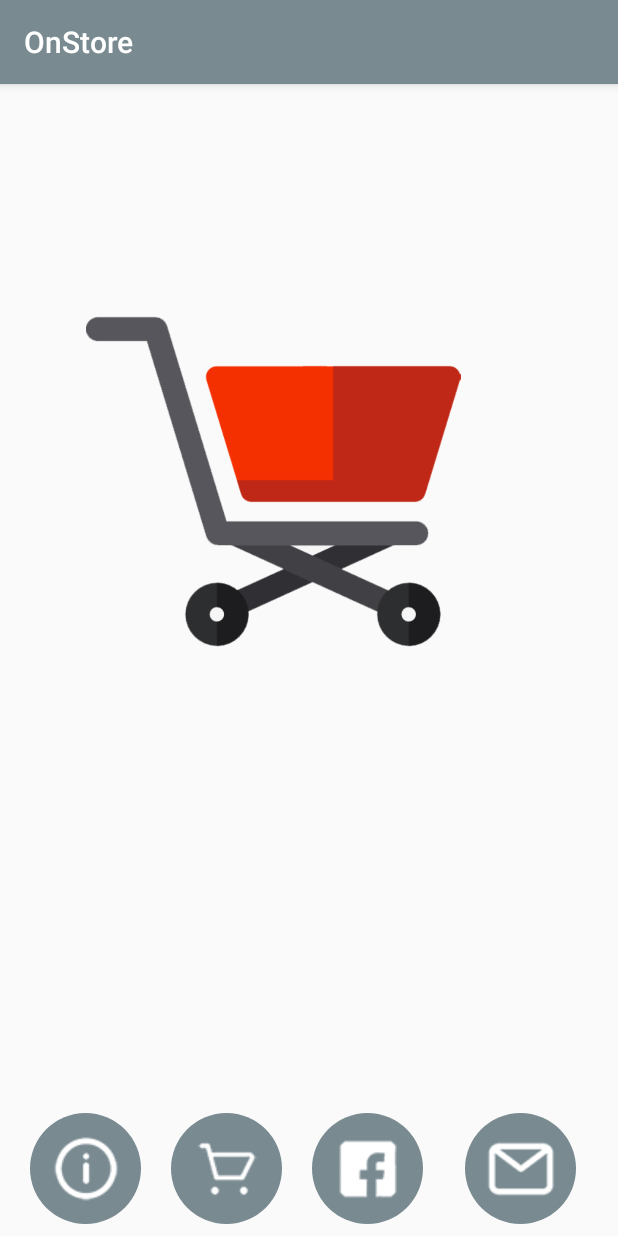
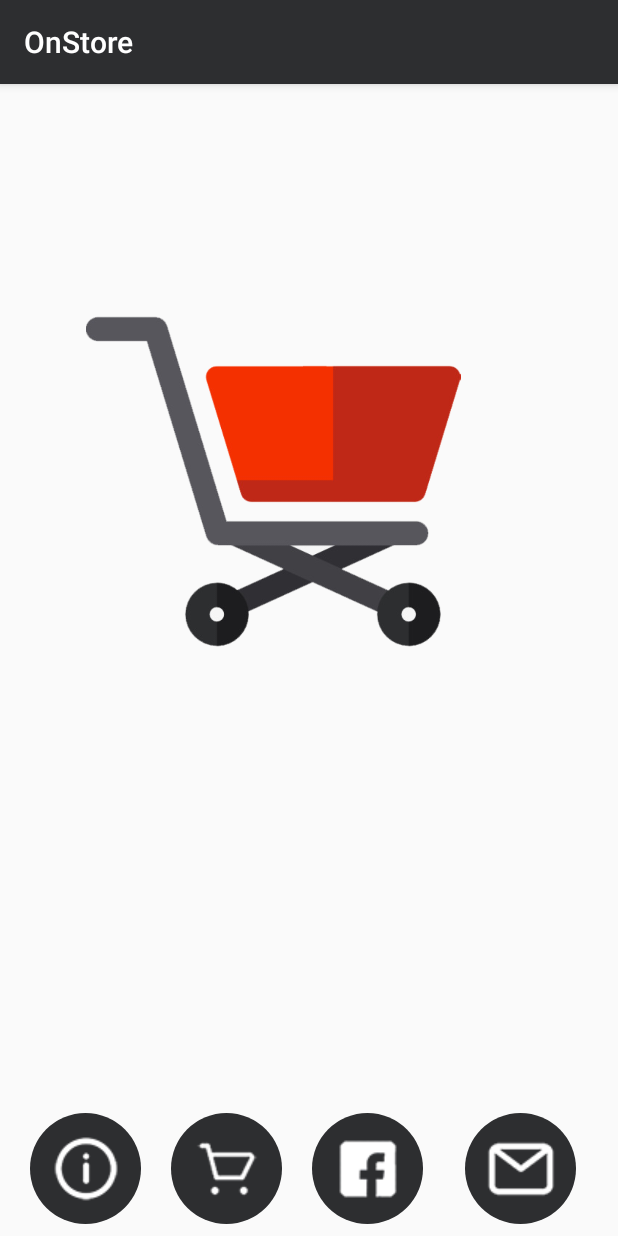
Before and after one commit to InteligenciaArtificial2018/OnStore, an Android app: the screen it shows after launch (MainActivity), on a phone screen of 412 x 824 dp. Run offline under Robolectric (Android 15) with nearby library versions, the phone set to English and light mode, and no system bars.

Commit message:
Aplicación de Material Design

```diff
--- a/app/src/main/res/drawable/boton_redondo.xml
+++ b/app/src/main/res/drawable/boton_redondo.xml
@@ -3,7 +3,7 @@
 
     android:shape="oval">
     <size android:width="74dp" android:height="74dp"></size>
-    <solid android:color="#798A91"></solid>
+    <solid android:color="#2D2E30"></solid>
     <item android:color="#CFD8DD" android:state_pressed="true"></item>
 
 </shape>
--- a/app/src/main/res/layout/activity_main.xml
+++ b/app/src/main/res/layout/activity_main.xml
@@ -22,7 +22,8 @@
         app:layout_constraintStart_toStartOf="parent"
         app:layout_constraintTop_toTopOf="parent"
         app:layout_constraintVertical_bias="0.133"
-        app:srcCompat="@drawable/logo" />
+        app:srcCompat="@drawable/logo"
+        android:contentDescription="@string/todo" />
 
     <ImageButton
         android:id="@+id/btnInfo"
@@ -32,6 +33,7 @@
         android:layout_marginLeft="20dp"
         android:layout_marginStart="20dp"
         android:background="@drawable/boton_redondo"
+        android:contentDescription="@string/info"
         app:layout_constraintBottom_toBottomOf="parent"
         app:layout_constraintStart_toStartOf="parent"
         app:srcCompat="@drawable/info" />
@@ -44,6 +46,7 @@
         android:layout_marginLeft="20dp"
         android:layout_marginStart="20dp"
         android:background="@drawable/boton_redondo"
+        android:contentDescription="@string/buys"
         app:layout_constraintBottom_toBottomOf="parent"
         app:layout_constraintStart_toEndOf="@+id/btnInfo"
         app:srcCompat="@drawable/buys" />
@@ -56,6 +59,7 @@
         android:layout_marginLeft="20dp"
         android:layout_marginStart="20dp"
         android:background="@drawable/boton_redondo"
+        android:contentDescription="@string/sociales"
         app:layout_constraintBottom_toBottomOf="parent"
         app:layout_constraintStart_toEndOf="@+id/btnBuy"
         app:srcCompat="@drawable/facebook" />
@@ -70,6 +74,7 @@
         android:layout_marginRight="20dp"
         android:layout_marginStart="20dp"
         android:background="@drawable/boton_redondo"
+        android:contentDescription="@string/contacto"
         app:layout_constraintBottom_toBottomOf="parent"
         app:layout_constraintEnd_toEndOf="parent"
         app:layout_constraintStart_toEndOf="@+id/btnSocial"
--- a/app/src/main/res/values/colors.xml
+++ b/app/src/main/res/values/colors.xml
@@ -1,6 +1,6 @@
 <?xml version="1.0" encoding="utf-8"?>
 <resources>
-    <color name="colorPrimary">#798A91</color>
-    <color name="colorPrimaryDark">#CFD8DD</color>
-    <color name="colorAccent">#FF4081</color>
+    <color name="colorPrimaryDark">#1D1D1F</color>
+    <color name="colorPrimary">#2D2E30</color>
+    <color name="colorAccent">#BF2817</color>
 </resources>
--- a/app/src/main/res/values/strings.xml
+++ b/app/src/main/res/values/strings.xml
@@ -7,4 +7,10 @@
     <string name="contact">Contacto</string>
 
     <string name="computers">Computadoras</string>
+
+    <string name="info">Info</string>
+    <string name="buys">Compras</string>
+    <string name="sociales">Redes Sociales</string>
+    <string name="contacto">Contacto</string>
+    <string name="todo">TODO</string>
 </resources>
```
Also changed, not shown: app/src/main/res/drawable-v24/email.png, app/src/main/res/drawable-v24/facebookk.png, app/src/main/res/drawable-v24/instagram.png, app/src/main/res/drawable-v24/phone.png, app/src/main/res/drawable-v24/pin.png, app/src/main/res/drawable-v24/twiterr.png.
